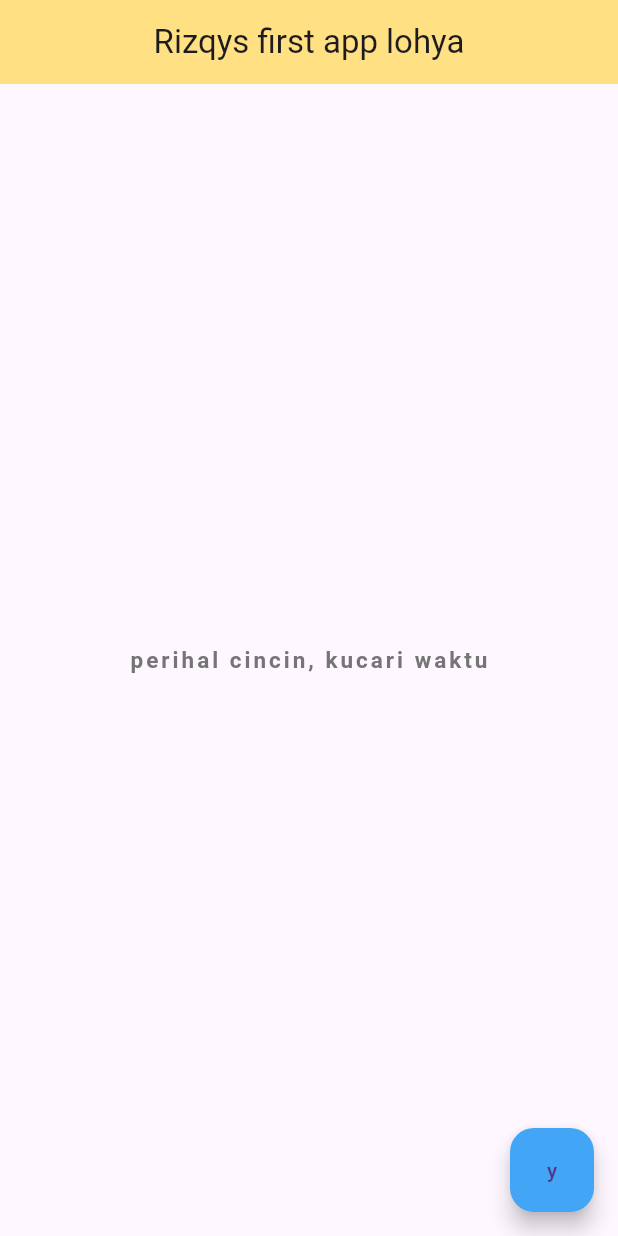
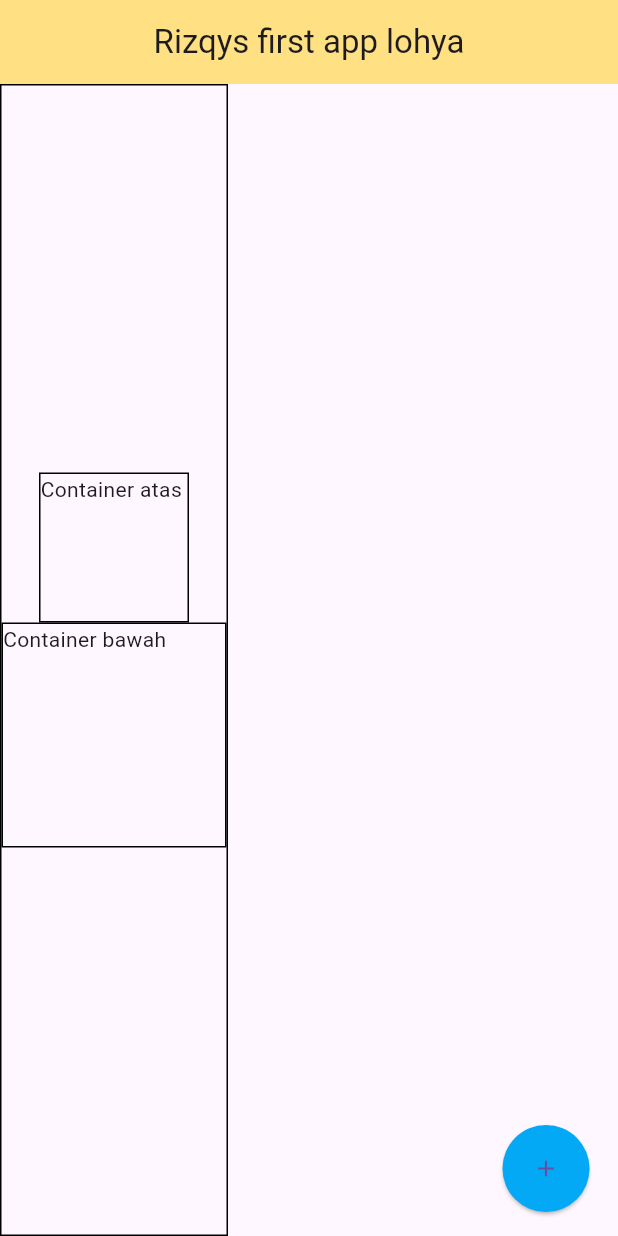
Before and after one commit to qyqystilllearning/ppb_fp_qyqy, a Flutter app: the screen it shows after launch, on a phone screen of 412 x 824 dp. Run offline on Flutter 3.47's test engine with Material 3 defaults, Android fonts, the phone set to English and light mode, and no system bars.

Commit message:
container and icons

```diff
--- a/lib/main.dart
+++ b/lib/main.dart
@@ -13,21 +13,41 @@
             centerTitle: true,
             backgroundColor: Colors.amber[200],
           ),
-          body: Center( // the body (the main content)
-            child: Text(
-              'perihal cincin, kucari waktu',
-              style: TextStyle(
-                fontSize: 15.0,
-                fontWeight: FontWeight.bold,
-                letterSpacing: 2.0,
-                color: Colors.grey[600],
-              ),
+          body: Container(
+            decoration: BoxDecoration(
+              border: Border.all(color: Colors.black),
+            ),
+            child: Column(
+              mainAxisAlignment: MainAxisAlignment.center,
+              crossAxisAlignment: CrossAxisAlignment.center,
+              children: [
+                Container(
+                  decoration: BoxDecoration(
+                    border: Border.all(color: Colors.black),
+                  ),
+                  width: 100,
+                  height: 100,
+                  child: Text('Container atas'),
+                ),
+                Container(
+                  decoration: BoxDecoration(
+                    border: Border.all(color: Colors.black),
+                  ),
+                  width: 150,
+                  height: 150,
+                  child: Text('Container bawah'),
+                ),
+              ],
             ),
           ),
-          floatingActionButton: FloatingActionButton( // the floating action button (the button that floats on the screen)
+          floatingActionButton: ElevatedButton(
             onPressed: () {},
-            child: Text('y'),
-            backgroundColor: Color(0xFF42A5F5),
+            child: Icon(Icons.add),
+            style: ElevatedButton.styleFrom(
+              backgroundColor: Colors.lightBlue,
+              shape: CircleBorder(),
+              padding: EdgeInsets.all(20.0),
+            ),
           ),
         ),
       );
```
